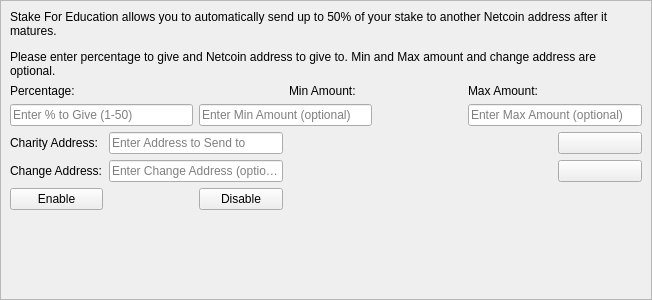
Old version of the form src/qt/forms/charitydialog.ui in the repository hanzou-x/flapxcoin.
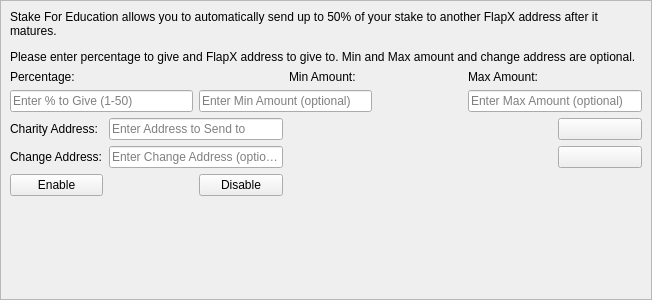
New version of the form. Icons and pictures are not drawn.

The edit to the form file:
```diff
--- a/src/qt/forms/charitydialog.ui
+++ b/src/qt/forms/charitydialog.ui
@@ -227,7 +227,7 @@
             <number>1</number>
            </property>
            <property name="text">
-            <string>&lt;html&gt;&lt;head/&gt;&lt;body&gt;&lt;p&gt;&lt;span&gt;Stake For Education allows you to automatically send up to 50% of your stake to another Netcoin address after it matures.&lt;/span&gt;&lt;/p&gt;&lt;p&gt;&lt;span&gt;Please enter percentage to give and Netcoin address to give to. Min and Max amount and change address are optional.&lt;/span&gt;&lt;/p&gt;&lt;/body&gt;&lt;/html&gt;</string>
+            <string>&lt;html&gt;&lt;head/&gt;&lt;body&gt;&lt;p&gt;&lt;span&gt;Stake For Education allows you to automatically send up to 50% of your stake to another FlapX address after it matures.&lt;/span&gt;&lt;/p&gt;&lt;p&gt;&lt;span&gt;Please enter percentage to give and FlapX address to give to. Min and Max amount and change address are optional.&lt;/span&gt;&lt;/p&gt;&lt;/body&gt;&lt;/html&gt;</string>
            </property>
            <property name="alignment">
             <set>Qt::AlignLeading|Qt::AlignLeft|Qt::AlignTop</set>
```
